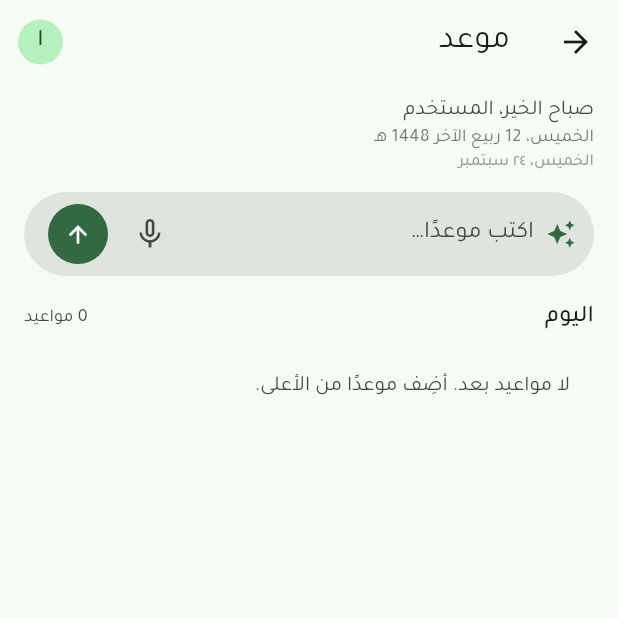
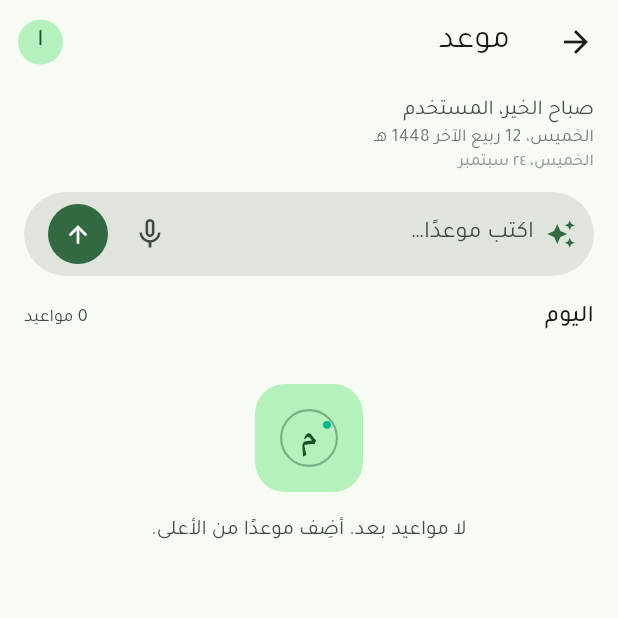
Before and after one commit to FaisalAlMass/meetmind, a Flutter app: the TodayScreen screen opened directly, on a phone screen of 412 x 824 dp, the top half of it. Run offline on Flutter 3.47's test engine with Material 3 defaults, Android fonts, the phone set to English and light mode, and no system bars; our stand-ins replace adhan, cloud_firestore, firebase_auth, firebase_core, flutter_local_notifications, flutter_riverpod and 5 more; missing offline and left inert: app_settings; accounts and stored records are empty; network calls fail; statements that could not run were skipped.

Commit message:
Add a first pass of motion and brand identity to the UI
The app had no transitions anywhere — the confirmation card popped in
instantly, the mic just changed color, and empty states were a plain
gray icon + text repeated three times across Today and Search.

- New EmptyState widget (lib/shared/widgets/empty_state.dart): shows
  the Mawid mark inside a soft rounded container (same treatment
  welcome_screen.dart already used) instead of a generic Material
  icon, with a one-shot fade+scale entrance via TweenAnimationBuilder.
  Replaces three duplicated icon-in-a-column blocks in today_screen.dart
  and search_screen.dart.
- The confirmation card now enters/exits via AnimatedSwitcher
  (fade + subtle scale) instead of appearing/disappearing instantly.
- The mic icon now visibly "breathes" (scale pulse via a repeating
  AnimationController) while listening, on top of the existing color
  change — real audio-amplitude-driven waveform would need wiring
  speech_to_text's sound-level callback through SpeechService, which
  is a separate, larger change not attempted here.
- Small bonus: a light haptic tap on successful event save.

Presentation-layer only — no changes to providers, models, services,
or the parser.

Co-Authored-By: Claude Sonnet 5 <noreply@anthropic.com>

```diff
--- a/lib/capabilities/calendar/presentation/search_screen.dart
+++ b/lib/capabilities/calendar/presentation/search_screen.dart
@@ -8,6 +8,7 @@ import 'package:meetmind/core/models.dart';
 import 'package:meetmind/shared/localization/app_strings.dart';
 import 'package:meetmind/shared/localization/hijri_date.dart';
 import 'package:meetmind/shared/localization/locale_provider.dart';
+import 'package:meetmind/shared/widgets/empty_state.dart';
 
 class SearchScreen extends ConsumerStatefulWidget {
   const SearchScreen({super.key});
@@ -101,24 +102,11 @@ class _SearchScreenState extends ConsumerState<SearchScreen> {
   Widget _buildBody(ThemeData theme, ColorScheme cs,
       List<CalendarEvent> results, AppStrings s, String lang) {
     if (_query.trim().isEmpty) {
-      return Center(
-        child: Column(
-          mainAxisAlignment: MainAxisAlignment.center,
-          children: [
-            Icon(Icons.search, size: 64, color: cs.onSurfaceVariant),
-            const SizedBox(height: 16),
-            Text(s.searchEmptyPrompt,
-                style: TextStyle(color: cs.onSurfaceVariant)),
-          ],
-        ),
-      );
+      return EmptyState(message: s.searchEmptyPrompt);
     }
 
     if (results.isEmpty) {
-      return Center(
-        child: Text(s.noResultsFor(_query),
-            style: TextStyle(color: cs.onSurfaceVariant)),
-      );
+      return EmptyState(message: s.noResultsFor(_query));
     }
 
     return ListView.builder(
--- a/lib/capabilities/calendar/presentation/today_screen.dart
+++ b/lib/capabilities/calendar/presentation/today_screen.dart
@@ -1,4 +1,5 @@
 import 'package:flutter/material.dart';
+import 'package:flutter/services.dart';
 import 'package:flutter_riverpod/flutter_riverpod.dart';
 import 'package:intl/intl.dart';
 import 'package:meetmind/capabilities/calendar/presentation/calendar_screen.dart';
@@ -13,6 +14,7 @@ import 'package:meetmind/shared/localization/locale_provider.dart';
 import 'package:meetmind/shared/services/notification_service.dart';
 import 'package:meetmind/shared/services/speech_service.dart';
 import 'package:meetmind/shared/services/user_service.dart';
+import 'package:meetmind/shared/widgets/empty_state.dart';
 import 'package:speech_to_text/speech_to_text.dart' as stt;
 
 /// الهيكل الرئيسي — يدير التبويبات السفلية.
@@ -67,14 +69,26 @@ class TodayScreen extends ConsumerStatefulWidget {
   ConsumerState<TodayScreen> createState() => _TodayScreenState();
 }
 
-class _TodayScreenState extends ConsumerState<TodayScreen> {
+class _TodayScreenState extends ConsumerState<TodayScreen>
+    with SingleTickerProviderStateMixin {
   final _input = TextEditingController();
   final _focus = FocusNode();
   bool _listening = false;
 
+  // نبضة بصرية لأيقونة المايك وقت الاستماع — بديل عن مجرد تلوينها أحمر.
+  late final AnimationController _micPulse = AnimationController(
+    vsync: this,
+    duration: const Duration(milliseconds: 1200),
+  );
+  late final Animation<double> _micScale =
+      Tween(begin: 1.0, end: 1.15).animate(
+    CurvedAnimation(parent: _micPulse, curve: Curves.easeInOut),
+  );
+
   @override
   void dispose() {
     if (_listening) SpeechService.instance.cancel();
+    _micPulse.dispose();
     _input.dispose();
     _focus.dispose();
     super.dispose();
@@ -98,6 +112,7 @@ class _TodayScreenState extends ConsumerState<TodayScreen> {
     void finish() {
       if (sessionDone) return;
       sessionDone = true;
+      _micPulse.stop();
       if (mounted) setState(() => _listening = false);
     }
 
@@ -140,6 +155,7 @@ class _TodayScreenState extends ConsumerState<TodayScreen> {
       return;
     }
     setState(() => _listening = true);
+    _micPulse.repeat(reverse: true);
   }
 
   String _fmtTime(DateTime d, String lang) => DateFormat.jm(lang).format(d);
@@ -196,10 +212,23 @@ class _TodayScreenState extends ConsumerState<TodayScreen> {
               padding: const EdgeInsets.only(top: 8),
               child: Text(s.notUnderstood, style: theme.textTheme.bodySmall),
             ),
-          if (capture.pending != null)
-            Padding(
+          AnimatedSwitcher(
+            duration: const Duration(milliseconds: 300),
+            switchInCurve: Curves.easeOut,
+            transitionBuilder: (child, animation) => FadeTransition(
+              opacity: animation,
+              child: ScaleTransition(
+                scale: Tween(begin: 0.96, end: 1.0).animate(animation),
+                child: child,
+              ),
+            ),
+            child: capture.pending != null
+                ? Padding(
+                    key: const ValueKey('pending'),
                     padding: const EdgeInsets.only(top: 12),
                     child: _confirmationCard(theme, capture.pending!, s, lang),
+                  )
+                : const SizedBox.shrink(key: ValueKey('empty')),
           ),
           const SizedBox(height: 16),
           Row(
@@ -218,10 +247,8 @@ class _TodayScreenState extends ConsumerState<TodayScreen> {
           agenda.when(
             data: (events) => events.isEmpty
                 ? Padding(
-                    padding: const EdgeInsets.all(16),
-                    child: Text(s.noEventsYet,
-                        style: theme.textTheme.bodyMedium
-                            ?.copyWith(color: cs.onSurfaceVariant)),
+                    padding: const EdgeInsets.symmetric(vertical: 24),
+                    child: EmptyState(message: s.noEventsYet),
                   )
                 : Column(
                     children: events
@@ -263,11 +290,16 @@ class _TodayScreenState extends ConsumerState<TodayScreen> {
                 ),
               ),
             ),
-            IconButton(
+            ScaleTransition(
+              scale: _listening
+                  ? _micScale
+                  : const AlwaysStoppedAnimation(1.0),
+              child: IconButton(
                 tooltip: s.voiceInputTooltip,
                 onPressed: () => _toggleListening(s, lang),
                 icon: Icon(_listening ? Icons.mic : Icons.mic_none,
                     color: _listening ? cs.error : cs.onSurfaceVariant),
+              ),
             ),
             if (capture.processing)
               const SizedBox(
@@ -349,6 +381,7 @@ class _TodayScreenState extends ConsumerState<TodayScreen> {
                     onPressed: () async {
                       final scheduleResult = await notifier.confirm();
                       _input.clear();
+                      HapticFeedback.lightImpact();
                       if (!mounted) return;
                       final warning = switch (scheduleResult) {
                         ReminderScheduleResult.reminderAlreadyPassed =>
--- /dev/null
+++ b/lib/shared/widgets/empty_state.dart
@@ -0,0 +1,60 @@
+import 'package:flutter/material.dart';
+import 'package:meetmind/shared/theme/mawid_mark.dart';
+
+/// حالة "فاضية" موحّدة (لا مواعيد، لا نتائج بحث...) — تستخدم علامة
+/// "موعد" داخل دائرة ناعمة بدل أيقونة عامة، مع دخول خفيف (fade + scale)
+/// بدل الظهور المفاجئ.
+class EmptyState extends StatelessWidget {
+  const EmptyState({super.key, required this.message});
+
+  final String message;
+
+  @override
+  Widget build(BuildContext context) {
+    final theme = Theme.of(context);
+    final cs = theme.colorScheme;
+
+    return TweenAnimationBuilder<double>(
+      tween: Tween(begin: 0, end: 1),
+      duration: const Duration(milliseconds: 350),
+      curve: Curves.easeOut,
+      builder: (context, t, child) => Opacity(
+        opacity: t,
+        child: Transform.scale(scale: 0.9 + (0.1 * t), child: child),
+      ),
+      child: Center(
+        child: Column(
+          mainAxisSize: MainAxisSize.min,
+          children: [
+            Container(
+              width: 72,
+              height: 72,
+              decoration: BoxDecoration(
+                color: cs.primaryContainer,
+                borderRadius: BorderRadius.circular(20),
+              ),
+              child: Center(
+                child: MawidMark(
+                  size: 40,
+                  letterColor: cs.onPrimaryContainer,
+                  ringColor: cs.onPrimaryContainer.withValues(alpha: 0.4),
+                  dotColor: cs.tertiary,
+                ),
+              ),
+            ),
+            const SizedBox(height: 16),
+            Padding(
+              padding: const EdgeInsets.symmetric(horizontal: 32),
+              child: Text(
+                message,
+                textAlign: TextAlign.center,
+                style: theme.textTheme.bodyMedium
+                    ?.copyWith(color: cs.onSurfaceVariant),
+              ),
+            ),
+          ],
+        ),
+      ),
+    );
+  }
+}
```
Lines whose indentation alone changed are shown as unchanged.
